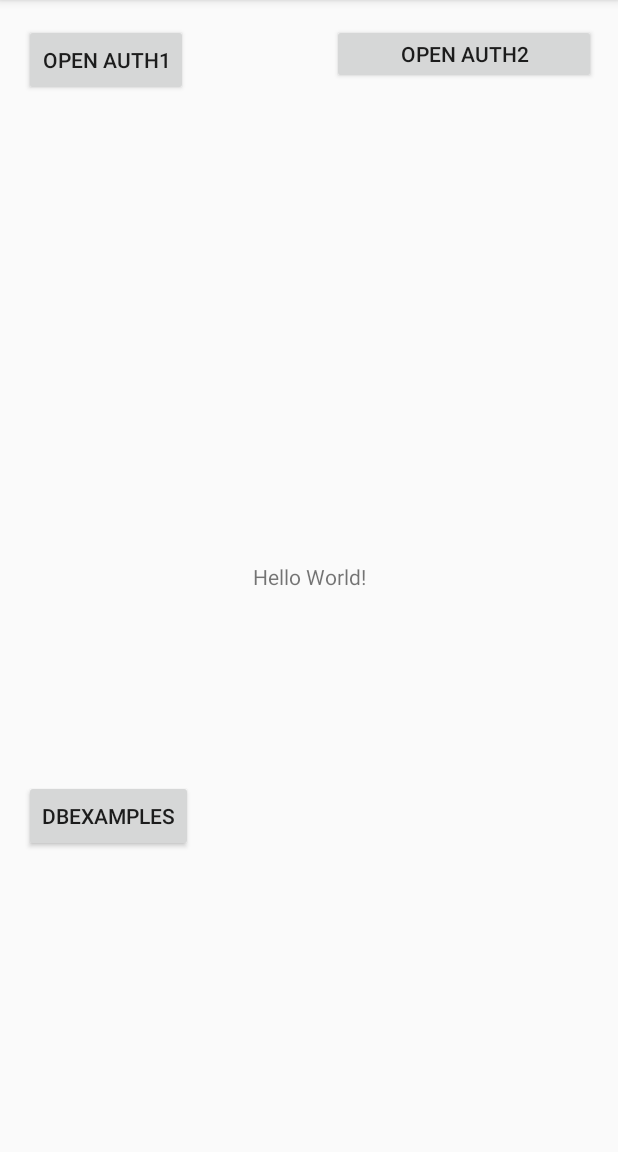
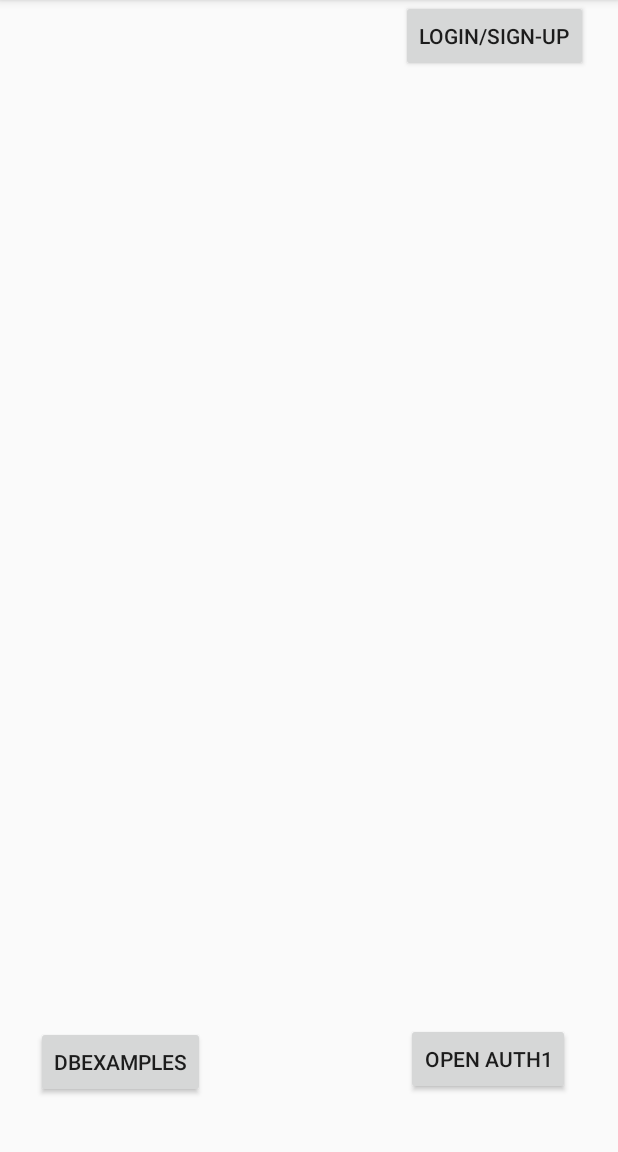
Before and after one commit to chriiz1/GreenCityLife, an Android app: the screen it shows after launch (MainActivity), on a phone screen of 412 x 824 dp, the part 84-1236 px from its top. Run offline under Robolectric (Android 15) with nearby library versions, the phone set to English and light mode, and no system bars; our stand-ins replace Firebase (no records; nobody signed in at launch, a user with empty details on screens opened directly).

Commit message:
Add Authentication

```diff
--- a/app/src/main/AndroidManifest.xml
+++ b/app/src/main/AndroidManifest.xml
@@ -9,7 +9,10 @@
         android:roundIcon="@mipmap/ic_launcher_round"
         android:supportsRtl="true"
         android:theme="@style/AppTheme">
-        <activity android:name=".DbExamples"></activity>
+        <activity android:name=".chooseGarden"></activity>
+        <activity android:name=".VerifyEmail" />
+        <activity android:name=".resetPassword" />
+        <activity android:name=".DbExamples" />
         <activity android:name=".Registration2" />
         <activity android:name=".registration" />
         <activity android:name=".MainActivity">
--- a/app/src/main/java/com/example/greencitylife/DbExamples.kt
+++ b/app/src/main/java/com/example/greencitylife/DbExamples.kt
@@ -23,7 +23,10 @@ class DbExamples : AppCompatActivity() {
 
         mAuth = FirebaseAuth.getInstance()
         val currentUser = mAuth!!.currentUser
-        txtUser.text = currentUser!!.uid
+        if (currentUser != null)
+            txtUser.text = currentUser!!.uid
+        else
+            txtUser.text = "no User logged in!"
         val items = mutableListOf<String>()
         val adapter = ArrayAdapter(this, android.R.layout.simple_spinner_item, items)
         adapter.setDropDownViewResource(android.R.layout.simple_spinner_dropdown_item)
--- a/app/src/main/java/com/example/greencitylife/MainActivity.kt
+++ b/app/src/main/java/com/example/greencitylife/MainActivity.kt
@@ -4,9 +4,10 @@ import android.content.Intent
 import androidx.appcompat.app.AppCompatActivity
 import android.os.Bundle
 import android.view.View
-import android.widget.EditText
+import com.google.firebase.auth.FirebaseAuth
 import com.google.firebase.firestore.FirebaseFirestore
 import com.google.firebase.firestore.Query
+import kotlinx.android.synthetic.main.activity_main.*
 import kotlinx.coroutines.GlobalScope
 import kotlinx.coroutines.launch
 import kotlinx.coroutines.tasks.await
@@ -17,13 +18,22 @@ val myDB = FirebaseFirestore.getInstance()
 val userRef = myDB.collection("Users")
 val gardenRef = myDB.collection("Gardens")
 val entryRef = myDB.collection("Entries")
+private var mAuth: FirebaseAuth? = null
 
 class MainActivity : AppCompatActivity() {
     override fun onCreate(savedInstanceState: Bundle?) {
         super.onCreate(savedInstanceState)
         setContentView(R.layout.activity_main)
         //saveData()
-        readData()
+        //readData()
+        mAuth = FirebaseAuth.getInstance()
+        if (mAuth!!.currentUser != null)
+            mAuth!!.signOut()
+    }
+
+    override fun onResume() {
+        super.onResume()
+        updateAuthInfo()
     }
 
     fun openRegistration(view: View) {
@@ -41,7 +51,30 @@ class MainActivity : AppCompatActivity() {
         startActivity(intent)
     }
 
+    fun updateAuthInfo(){
+        val currentUser = mAuth!!.currentUser
+        val b = a_main_btn_authentication
+        a_main_btn_authentication.setOnClickListener(null)
+        if(currentUser == null) {
+            a_main_tv_authStatus.text = ""
+            a_main_btn_authentication.text = "login/sign-up"
+            a_main_btn_authentication.setOnClickListener{
+                val intent = Intent(this, Registration2::class.java).apply{}
+                startActivity(intent)
+            }
+        }
+        else {
+            a_main_tv_authStatus.text = "Hello, ${currentUser!!.email}"
+            a_main_btn_authentication.text = "logout"
+            a_main_btn_authentication.setOnClickListener{
+                mAuth!!.signOut()
+                updateAuthInfo()
+            }
+        }
+    }
 }
+
+
 
 // reified means that the Type T also is available at runtime and not only at compile time. Necessary for document.toObject()
 suspend inline fun <reified T: Any> getData(query: Query): List<T?> {
--- /dev/null
+++ b/app/src/main/res/drawable/empty_tall_divider.xml
@@ -0,0 +1,7 @@
+<?xml version="1.0" encoding="utf-8"?>
+
+<shape xmlns:android="http://schemas.android.com/apk/res/android">
+    <size
+        android:height="0dp"
+        android:width="20dp"/>
+</shape>
--- a/app/src/main/res/layout/activity_main.xml
+++ b/app/src/main/res/layout/activity_main.xml
@@ -6,52 +6,55 @@
     android:layout_height="match_parent"
     tools:context=".MainActivity">
 
-    <TextView
-        android:layout_width="wrap_content"
-        android:layout_height="wrap_content"
-        android:text="Hello World!"
-        app:layout_constraintBottom_toBottomOf="parent"
-        app:layout_constraintLeft_toLeftOf="parent"
-        app:layout_constraintRight_toRightOf="parent"
-        app:layout_constraintTop_toTopOf="parent" />
-
-    <Button
-        android:id="@+id/button"
-        android:layout_width="wrap_content"
-        android:layout_height="wrap_content"
-        android:layout_marginStart="16dp"
-        android:layout_marginLeft="16dp"
-        android:layout_marginTop="16dp"
-        android:onClick="openRegistration"
-        android:text="open Auth1"
-        app:layout_constraintStart_toStartOf="parent"
-        app:layout_constraintTop_toTopOf="parent" />
-
-    <Button
-        android:id="@+id/button2"
-        android:layout_width="176dp"
-        android:layout_height="40dp"
-        android:layout_marginStart="216dp"
-        android:layout_marginLeft="216dp"
-        android:layout_marginTop="16dp"
-        android:layout_marginEnd="10dp"
-        android:layout_marginRight="10dp"
-        android:onClick="openRegistration2"
-        android:text="open Auth2"
-        app:layout_constraintEnd_toEndOf="parent"
-        app:layout_constraintStart_toStartOf="parent"
-        app:layout_constraintTop_toTopOf="parent" />
-
     <Button
         android:id="@+id/button5"
         android:layout_width="wrap_content"
         android:layout_height="wrap_content"
-        android:layout_marginStart="16dp"
-        android:layout_marginLeft="16dp"
-        android:layout_marginBottom="200dp"
+        android:layout_marginStart="24dp"
+        android:layout_marginLeft="24dp"
+        android:layout_marginBottom="36dp"
         android:onClick="dbExamples"
         android:text="DBExamples"
         app:layout_constraintBottom_toBottomOf="parent"
         app:layout_constraintStart_toStartOf="parent" />
 
+    <LinearLayout
+        android:id="@+id/linearLayout"
+        android:layout_width="402dp"
+        android:layout_height="77dp"
+        android:divider="@drawable/empty_tall_divider"
+        android:orientation="horizontal"
+        android:paddingLeft="20dp"
+        android:paddingRight="20dp"
+        android:showDividers="middle"
+        app:layout_constraintEnd_toEndOf="parent"
+        app:layout_constraintTop_toTopOf="parent">
+
+        <TextView
+            android:id="@+id/a_main_tv_authStatus"
+            android:layout_width="match_parent"
+            android:layout_height="wrap_content"
+            android:layout_weight="1" />
+
+        <Button
+            android:id="@+id/a_main_btn_authentication"
+            android:layout_width="wrap_content"
+            android:layout_height="wrap_content"
+            android:onClick="openRegistration2"
+            android:text="open Auth2" />
+
+    </LinearLayout>
+
+    <Button
+        android:id="@+id/button"
+        android:layout_width="wrap_content"
+        android:layout_height="48dp"
+        android:layout_marginEnd="32dp"
+        android:layout_marginRight="32dp"
+        android:layout_marginBottom="38dp"
+        android:onClick="openRegistration"
+        android:text="open Auth1"
+        app:layout_constraintBottom_toBottomOf="parent"
+        app:layout_constraintEnd_toEndOf="parent" />
+
 </androidx.constraintlayout.widget.ConstraintLayout>
```
Also changed, not shown: app/src/main/java/com/example/greencitylife/Registration2.kt (+23 -44 lines), app/src/main/java/com/example/greencitylife/VerifyEmail.kt (added, +41 -0 lines), app/src/main/java/com/example/greencitylife/chooseGarden.kt (added, +16 -0 lines), app/src/main/java/com/example/greencitylife/resetPassword.kt (added, +41 -0 lines), app/src/main/res/layout/activity_choose_garden.xml (added, +59 -0 lines), app/src/main/res/layout/activity_registration2.xml (+29 -17 lines), app/src/main/res/layout/activity_reset_password.xml (added, +63 -0 lines), app/src/main/res/layout/activity_verify_email.xml (added, +20 -0 lines).
